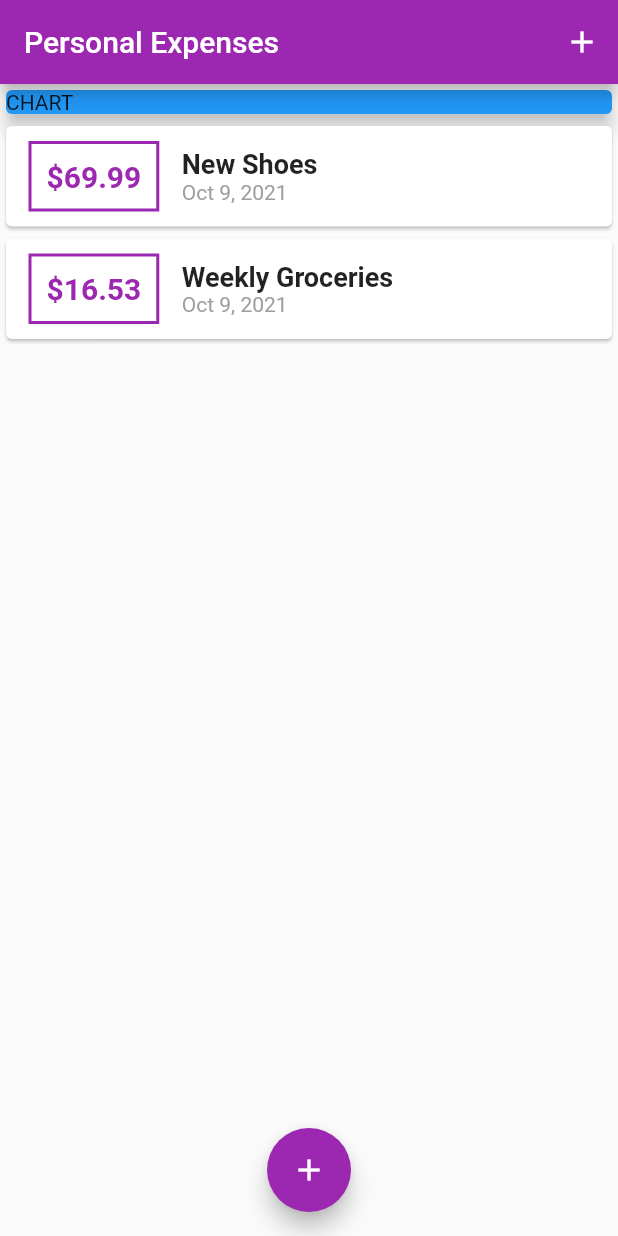
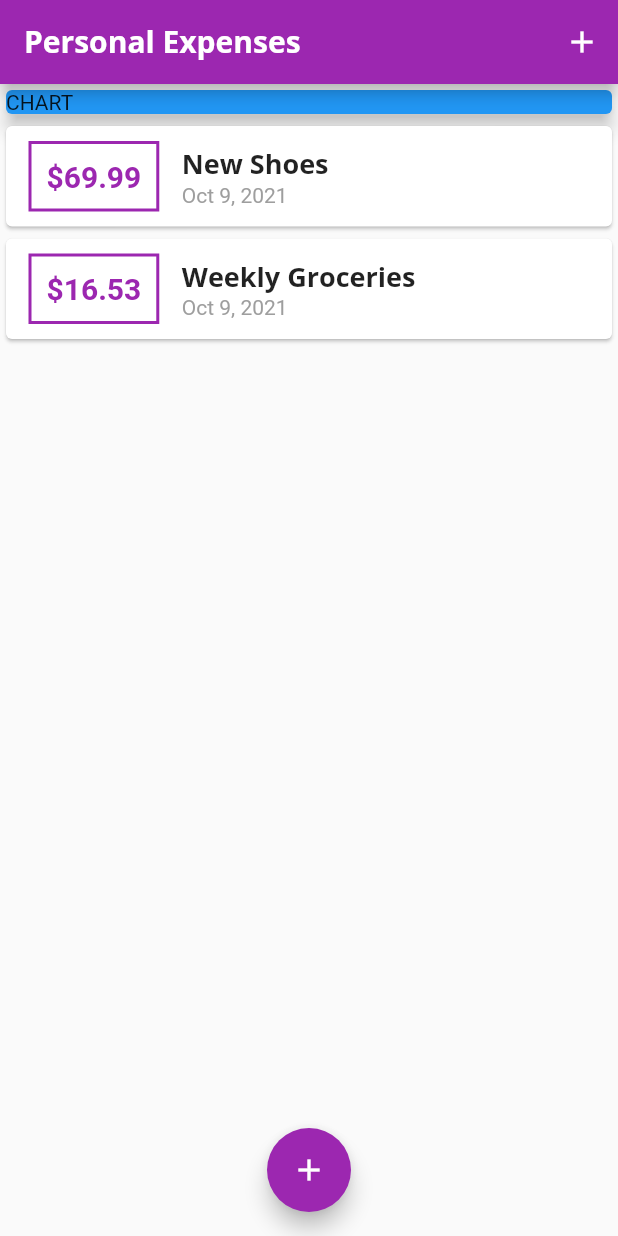
Before and after one commit to felipemotarocha/flutter-expenses-app, a Flutter app: the screen it shows after launch, on a phone screen of 412 x 824 dp. Run offline on Flutter 3.47's test engine with Material 2 defaults, Android fonts, the phone set to English and light mode, and no system bars.

Commit message:
feat: add custom fonts

```diff
--- a/lib/main.dart
+++ b/lib/main.dart
@@ -12,6 +12,21 @@ class MyApp extends StatelessWidget {
   Widget build(BuildContext context) {
     return MaterialApp(
       theme: ThemeData(
+        appBarTheme: const AppBarTheme(
+          titleTextStyle: TextStyle(
+            fontFamily: 'OpenSans',
+            fontSize: 20,
+            fontWeight: FontWeight.bold,
+          ),
+        ),
+        textTheme: ThemeData.light().textTheme.copyWith(
+              headline6: const TextStyle(
+                fontWeight: FontWeight.bold,
+                fontSize: 18,
+                fontFamily: 'OpenSans',
+              ),
+            ),
+        fontFamily: 'Quicksand',
         primarySwatch: Colors.purple,
       ),
       home: const Home(),
--- a/lib/widgets/transaction_list.dart
+++ b/lib/widgets/transaction_list.dart
@@ -44,10 +44,7 @@ class TransactionList extends StatelessWidget {
                   children: [
                     Text(
                       transactions[index].title,
-                      style: const TextStyle(
-                        fontSize: 18,
-                        fontWeight: FontWeight.bold,
-                      ),
+                      style: Theme.of(context).textTheme.headline6,
                     ),
                     Text(
                       DateFormat.yMMMd().format(transactions[index].date),
```
Also changed, not shown: pubspec.yaml (+12 -12 lines), assets/fonts/OpenSans-Bold.ttf (added), assets/fonts/OpenSans-Regular.ttf (added), assets/fonts/Quicksand-Bold.ttf (added), assets/fonts/Quicksand-Light.ttf (added), assets/fonts/Quicksand-Medium.ttf (added), assets/fonts/Quicksand-Regular.ttf (added).
